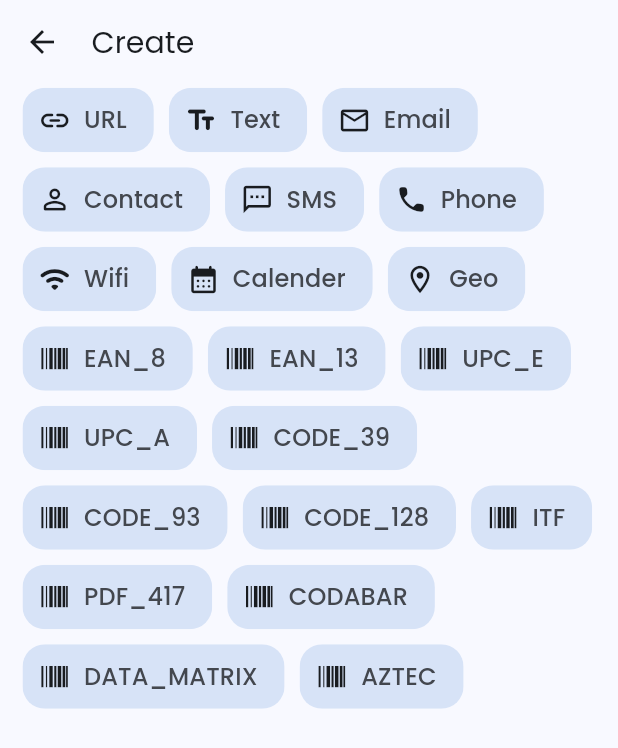
After one commit to itsSagarBro/scan_master, a Flutter app: the CreateScreen screen opened by its route, on a phone screen of 412 x 824 dp. The commit adds this screen. Shown: the top 748 px of the screen. Run offline on Flutter 3.47's test engine with Material 2 defaults, Android fonts, the phone set to English and light mode, and no system bars; our stand-ins replace auto_size_text, barcode_widget, bloc, flutter_bloc, flutter_slidable, fluttertoast and 6 more; missing offline and left inert: mobile_scanner, wifi_iot; accounts and stored records are empty.

Commit message:
Added features and fixes.

```diff
--- /dev/null
+++ b/lib/bloc/create_bloc/create_bloc.dart
@@ -0,0 +1,10 @@
+import 'package:bloc/bloc.dart';
+
+part 'create_event.dart';
+part 'create_state.dart';
+
+class CreateBloc extends Bloc<CreateEvent, CreateState> {
+  CreateBloc() : super(CreateInitial()) {
+    on<OnClickCreate>((event, emit) {});
+  }
+}
--- /dev/null
+++ b/lib/bloc/create_bloc/create_event.dart
@@ -0,0 +1,5 @@
+part of 'create_bloc.dart';
+
+abstract class CreateEvent {}
+
+final class OnClickCreate extends CreateEvent {}
--- /dev/null
+++ b/lib/bloc/create_bloc/create_state.dart
@@ -0,0 +1,5 @@
+part of 'create_bloc.dart';
+
+abstract class CreateState {}
+
+final class CreateInitial extends CreateState {}
--- a/lib/bloc/qr_scanner_bloc/qr_scanner_state.dart
+++ b/lib/bloc/qr_scanner_bloc/qr_scanner_state.dart
@@ -8,7 +8,7 @@ class QrScannerState {
 
   final MobileScannerController? mobileScannerController;
   final bool? flashOn;
-  final BarcodeCapture? data;
+  final ScannedModel? data;
 
   factory QrScannerState.initial() {
     MobileScannerController controller =
@@ -17,7 +17,7 @@ class QrScannerState {
         mobileScannerController: controller, flashOn: false, data: null);
   }
 
-  QrScannerState copyWith({bool? flashOn, BarcodeCapture? data}) {
+  QrScannerState copyWith({bool? flashOn, ScannedModel? data}) {
     return QrScannerState._(
         mobileScannerController: mobileScannerController,
         flashOn: flashOn ?? this.flashOn,
--- a/lib/main.dart
+++ b/lib/main.dart
@@ -1,9 +1,12 @@
 import 'package:flutter/material.dart';
+import 'package:hive_flutter/adapters.dart';
 import 'package:scan_master/utils/themes/dark_theme.dart';
 import 'package:scan_master/utils/themes/light_theme.dart';
 import 'package:scan_master/utils/router.dart';
 
-void main() {
+void main() async {
+  await Hive.initFlutter();
+  await Hive.openBox("history");
   runApp(const MyApp());
 }
 
@@ -19,6 +22,7 @@ class MyApp extends StatelessWidget {
       darkTheme: darkTheme,
       theme: lightTheme,
       routerConfig: router,
+      debugShowCheckedModeBanner: false,
     );
   }
 }
--- /dev/null
+++ b/lib/models/history_model.dart
@@ -0,0 +1,27 @@
+class ScannedModel {
+  String? id;
+  String? name;
+  String? datetime;
+  bool? favorite;
+  dynamic raw;
+
+  ScannedModel({this.id, this.name, this.datetime, this.favorite, this.raw});
+
+  ScannedModel.fromJson(Map<dynamic, dynamic> json) {
+    id = json['id'];
+    name = json['name'];
+    datetime = json['datetime'];
+    favorite = json['favorite'];
+    raw = json['raw'];
+  }
+
+  Map<String, dynamic> toJson() {
+    final Map<String, dynamic> data = <String, dynamic>{};
+    data['id'] = id;
+    data['name'] = name;
+    data['datetime'] = datetime;
+    data['favorite'] = favorite;
+    data['raw'] = raw;
+    return data;
+  }
+}
--- /dev/null
+++ b/lib/screens/create_screen.dart
@@ -0,0 +1,208 @@
+import 'package:flutter/cupertino.dart';
+import 'package:flutter/material.dart';
+import 'package:scan_master/utils/text_styles.dart';
+
+class CreateScreen extends StatelessWidget {
+  const CreateScreen({super.key});
+
+  @override
+  Widget build(BuildContext context) {
+    return Scaffold(
+      appBar: AppBar(
+        title: Text(
+          "Create",
+          style: appBarHeading(),
+        ),
+        titleSpacing: 5,
+      ),
+      body: SingleChildScrollView(
+        padding: const EdgeInsets.symmetric(horizontal: 15),
+        child: Column(
+          children: [
+            SizedBox(
+              width: double.maxFinite,
+              child: Wrap(
+                spacing: 10,
+                runSpacing: 5,
+                children: [
+                  chip(
+                    context,
+                    icon: Icons.link_rounded,
+                    text: "URL",
+                    onPressed: () {},
+                  ),
+                  chip(
+                    context,
+                    icon: Icons.text_fields_rounded,
+                    text: "Text",
+                    onPressed: () {},
+                  ),
+                  chip(
+                    context,
+                    icon: Icons.email_outlined,
+                    text: "Email",
+                    onPressed: () {},
+                  ),
+                  chip(
+                    context,
+                    icon: Icons.person_outline_rounded,
+                    text: "Contact",
+                    onPressed: () {},
+                  ),
+                  chip(
+                    context,
+                    icon: Icons.sms_outlined,
+                    text: "SMS",
+                    onPressed: () {},
+                  ),
+                  chip(
+                    context,
+                    icon: Icons.call_rounded,
+                    text: "Phone",
+                    onPressed: () {},
+                  ),
+                  chip(
+                    context,
+                    icon: Icons.wifi_rounded,
+                    text: "Wifi",
+                    onPressed: () {},
+                  ),
+                  chip(
+                    context,
+                    icon: Icons.calendar_month_rounded,
+                    text: "Calender",
+                    onPressed: () {},
+                  ),
+                  chip(
+                    context,
+                    icon: Icons.location_on_outlined,
+                    text: "Geo",
+                    onPressed: () {},
+                  ),
+                  chip(
+                    context,
+                    icon: const IconData(0xf586,
+                        fontFamily: CupertinoIcons.iconFont,
+                        fontPackage: CupertinoIcons.iconFontPackage),
+                    text: "EAN_8",
+                    onPressed: () {},
+                  ),
+                  chip(
+                    context,
+                    icon: const IconData(0xf586,
+                        fontFamily: CupertinoIcons.iconFont,
+                        fontPackage: CupertinoIcons.iconFontPackage),
+                    text: "EAN_13",
+                    onPressed: () {},
+                  ),
+                  chip(
+                    context,
+                    icon: const IconData(0xf586,
+                        fontFamily: CupertinoIcons.iconFont,
+                        fontPackage: CupertinoIcons.iconFontPackage),
+                    text: "UPC_E",
+                    onPressed: () {},
+                  ),
+                  chip(
+                    context,
+                    icon: const IconData(0xf586,
+                        fontFamily: CupertinoIcons.iconFont,
+                        fontPackage: CupertinoIcons.iconFontPackage),
+                    text: "UPC_A",
+                    onPressed: () {},
+                  ),
+                  chip(
+                    context,
+                    icon: const IconData(0xf586,
+                        fontFamily: CupertinoIcons.iconFont,
+                        fontPackage: CupertinoIcons.iconFontPackage),
+                    text: "CODE_39",
+                    onPressed: () {},
+                  ),
+                  chip(
+                    context,
+                    icon: const IconData(0xf586,
+                        fontFamily: CupertinoIcons.iconFont,
+                        fontPackage: CupertinoIcons.iconFontPackage),
+                    text: "CODE_93",
+                    onPressed: () {},
+                  ),
+                  chip(
+                    context,
+                    icon: const IconData(0xf586,
+                        fontFamily: CupertinoIcons.iconFont,
+                        fontPackage: CupertinoIcons.iconFontPackage),
+                    text: "CODE_128",
+                    onPressed: () {},
+                  ),
+                  chip(
+                    context,
+                    icon: const IconData(0xf586,
+                        fontFamily: CupertinoIcons.iconFont,
+                        fontPackage: CupertinoIcons.iconFontPackage),
+                    text: "ITF",
+                    onPressed: () {},
+                  ),
+                  chip(
+                    context,
+                    icon: const IconData(0xf586,
+                        fontFamily: CupertinoIcons.iconFont,
+                        fontPackage: CupertinoIcons.iconFontPackage),
+                    text: "PDF_417",
+                    onPressed: () {},
+                  ),
+                  chip(
+                    context,
+                    icon: const IconData(0xf586,
+                        fontFamily: CupertinoIcons.iconFont,
+                        fontPackage: CupertinoIcons.iconFontPackage),
+                    text: "CODABAR",
+                    onPressed: () {},
+                  ),
+                  chip(
+                    context,
+                    icon: const IconData(0xf586,
+                        fontFamily: CupertinoIcons.iconFont,
+                        fontPackage: CupertinoIcons.iconFontPackage),
+                    text: "DATA_MATRIX",
+                    onPressed: () {},
+                  ),
+                  chip(
+                    context,
+                    icon: const IconData(0xf586,
+                        fontFamily: CupertinoIcons.iconFont,
+                        fontPackage: CupertinoIcons.iconFontPackage),
+                    text: "AZTEC",
+                    onPressed: () {},
+                  ),
+                ],
+              ),
+            ),
+          ],
+        ),
+      ),
+    );
+  }
+
+  RawChip chip(BuildContext context,
+      {required IconData icon,
+      required String text,
+      required Function() onPressed}) {
+    return RawChip(
+      padding: const EdgeInsets.symmetric(horizontal: 10, vertical: 10),
+      avatar: Icon(
+        icon,
+        color: Theme.of(context).colorScheme.onBackground,
+        size: 22,
+      ),
+      label: Text(
+        text,
+        style: defaultTextStyle(),
+      ),
+      side: BorderSide.none,
+      backgroundColor: Theme.of(context).colorScheme.secondaryContainer,
+      shape: RoundedRectangleBorder(borderRadius: BorderRadius.circular(15)),
+      onPressed: onPressed,
+    );
+  }
+}
--- a/lib/utils/router.dart
+++ b/lib/utils/router.dart
@@ -2,9 +2,13 @@ import 'package:flutter/cupertino.dart';
 import 'package:flutter/material.dart';
 import 'package:flutter_bloc/flutter_bloc.dart';
 import 'package:go_router/go_router.dart';
-import 'package:mobile_scanner/mobile_scanner.dart';
+import 'package:scan_master/bloc/create_bloc/create_bloc.dart';
+import 'package:scan_master/bloc/history_bloc/history_bloc.dart';
 import 'package:scan_master/bloc/qr_scanner_bloc/qr_scanner_bloc.dart';
 import 'package:scan_master/bloc/scanned_result_bloc/scanned_result_bloc.dart';
+import 'package:scan_master/models/history_model.dart';
+import 'package:scan_master/screens/create_screen.dart';
+import 'package:scan_master/screens/history_screen.dart';
 import 'package:scan_master/screens/home_screen.dart';
 import 'package:scan_master/screens/scanned_screen.dart';
 
@@ -23,8 +27,34 @@ GoRouter router = GoRouter(routes: [
           pageBuilder: (context, state) => CupertinoPage(
               child: BlocProvider(
             create: (context) => ScannedResultBloc(),
-            child: ScannedScreen(data: state.extra as BarcodeCapture),
+            child: ScannedScreen(scannedModel: state.extra as ScannedModel),
           )),
-        )
+        ),
+        GoRoute(
+          path: "create",
+          pageBuilder: (context, state) => MaterialPage(
+              child: BlocProvider(
+            create: (context) => CreateBloc(),
+            child: const CreateScreen(),
+          )),
+        ),
+        GoRoute(
+            path: "history",
+            pageBuilder: (context, state) => MaterialPage(
+                    child: BlocProvider(
+                  create: (context) => HistoryBloc(),
+                  child: const HistoryScreen(),
+                )),
+            routes: [
+              GoRoute(
+                path: "scanned",
+                pageBuilder: (context, state) => MaterialPage(
+                    child: BlocProvider(
+                  create: (context) => ScannedResultBloc(),
+                  child:
+                      ScannedScreen(scannedModel: state.extra as ScannedModel),
+                )),
+              )
+            ])
       ])
 ]);
--- a/pubspec.yaml
+++ b/pubspec.yaml
@@ -33,13 +33,14 @@ dependencies:
   auto_size_text: ^3.0.0
   mobile_scanner:
     git: https://github.com/itsSagarBro/mobile_scanner
-  flutter_contacts: ^1.1.7+1
   share_plus: ^7.2.1
   wifi_iot: ^0.3.18+1
   screenshot: ^2.1.0
   image_gallery_saver: '^2.0.3'
   fluttertoast: ^8.2.4
   barcode_widget: ^2.0.4
+  hive_flutter: ^1.1.0
+  flutter_slidable: ^3.0.1
 
 dev_dependencies:
   flutter_test:
```
Also changed, not shown: lib/bloc/history_bloc/history_bloc.dart (added, +15 -0 lines), lib/bloc/history_bloc/history_event.dart (added, +9 -0 lines), lib/bloc/history_bloc/history_state.dart (added, +17 -0 lines), lib/bloc/qr_scanner_bloc/qr_scanner_bloc.dart (+21 -7 lines), lib/bloc/qr_scanner_bloc/qr_scanner_event.dart (+5 -4 lines), lib/screens/history_screen.dart (added, +124 -0 lines), lib/screens/home_screen.dart (+36 -109 lines), lib/screens/scanned_screen.dart (+31 -24 lines), pubspec.lock.
